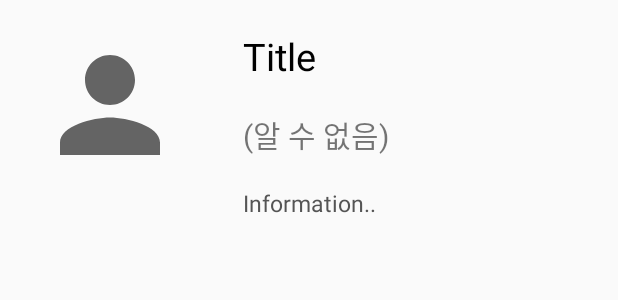
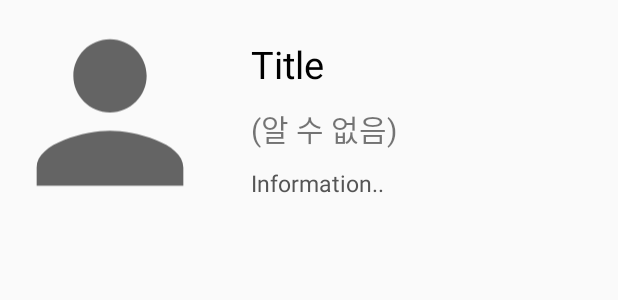
Before and after one commit to MP-mobileProgramming/GClef, an Android app: the layout list_item.xml on its own in the app's theme, with its tools: preview values and no code run, on a phone screen of 412 x 824 dp. Shown: the top 300 px of the screen. Run offline under Robolectric (Android 15) with nearby library versions, the phone set to English and light mode, and no system bars.

Commit message:
22.05.21

```diff
--- a/app/build.gradle
+++ b/app/build.gradle
@@ -56,5 +56,7 @@ dependencies {
     testImplementation 'junit:junit:4.12'
     androidTestImplementation 'androidx.test.ext:junit:1.1.3'
     androidTestImplementation 'androidx.test.espresso:espresso-core:3.4.0'
+    implementation 'com.github.bumptech.glide:glide:4.13.0'
+    annotationProcessor 'com.github.bumptech.glide:compiler:4.13.0'
 
 }
--- a/app/src/main/java/com/example/gclef/Song.kt
+++ b/app/src/main/java/com/example/gclef/Song.kt
@@ -3,4 +3,7 @@ package com.example.gclef
 import androidx.annotation.Keep
 
 @Keep
-data class Song(var songTitle: String? = null, var songDetail : String? = null, var uid : String? = null)
+data class Song(var songTitle: String? = null,
+                var songDetail : String? = null,
+                var imageUrl : String = "",
+                var uid : String? = null)
--- a/app/src/main/res/layout/list_item.xml
+++ b/app/src/main/res/layout/list_item.xml
@@ -8,17 +8,18 @@
     <LinearLayout
         android:layout_width="match_parent"
         android:layout_height="wrap_content"
-        android:layout_margin="10dp">
+        >
 
         <!--이미지 소스 바꾸기-->
         <ImageView
             android:id="@+id/coverImage"
             android:layout_width="150dp"
-            android:layout_height="100dp"
+            android:layout_height="150dp"
             android:layout_weight="1"
-            android:layout_margin="10dp"
             android:src="@drawable/ic_baseline_person_24"/>
+
         <LinearLayout
+            android:layout_marginTop="20dp"
             android:layout_width="250dp"
             android:layout_height="wrap_content"
             android:layout_marginLeft="15dp"
@@ -31,14 +32,14 @@
                 android:text="Title"
                 android:textSize="25dp"
                 android:textColor="#000000"
-                android:layout_margin="10dp"/>
+                android:layout_margin="5dp"/>
             <TextView
                 android:id="@+id/userName"
                 android:layout_width="wrap_content"
                 android:layout_height="wrap_content"
                 android:text="(알 수 없음)"
                 android:textSize="20dp"
-                android:layout_margin="10dp"/>
+                android:layout_margin="5dp"/>
             <TextView
                 android:id="@+id/songDetail"
                 android:layout_width="wrap_content"
@@ -46,7 +47,7 @@
                 android:text="Information.."
                 android:textSize="15dp"
                 android:textColor="#555555"
-                android:layout_margin="10dp"
+                android:layout_margin="5dp"
                 android:maxLines="1"/>
 
 
```
Also changed, not shown: app/src/main/java/com/example/gclef/BoardFragment.kt (+15 -0 lines), app/src/main/java/com/example/gclef/CreatePostActivity.kt (+4 -4 lines), app/src/main/java/com/example/gclef/RecyclerViewAdapter.kt (+10 -2 lines), app/src/main/java/com/example/gclef/SignUpActivity.kt (+1 -6 lines).
